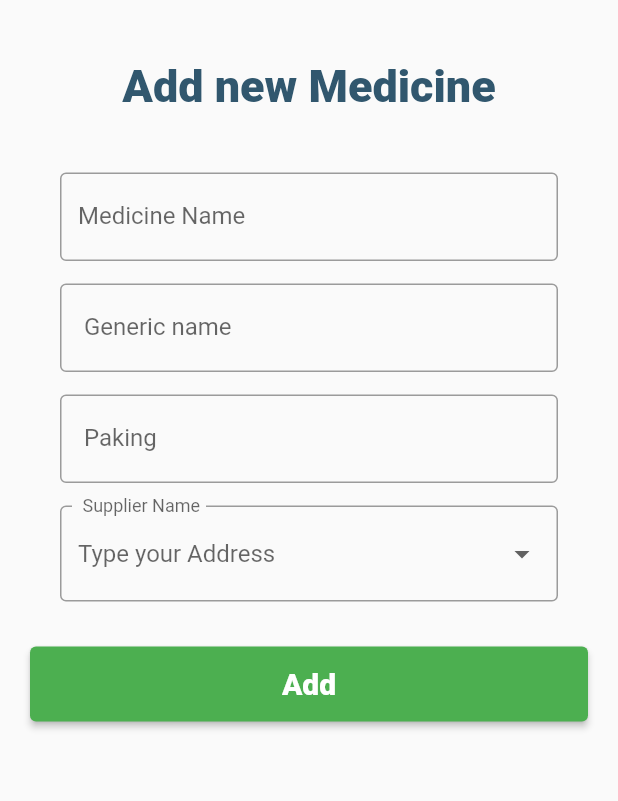
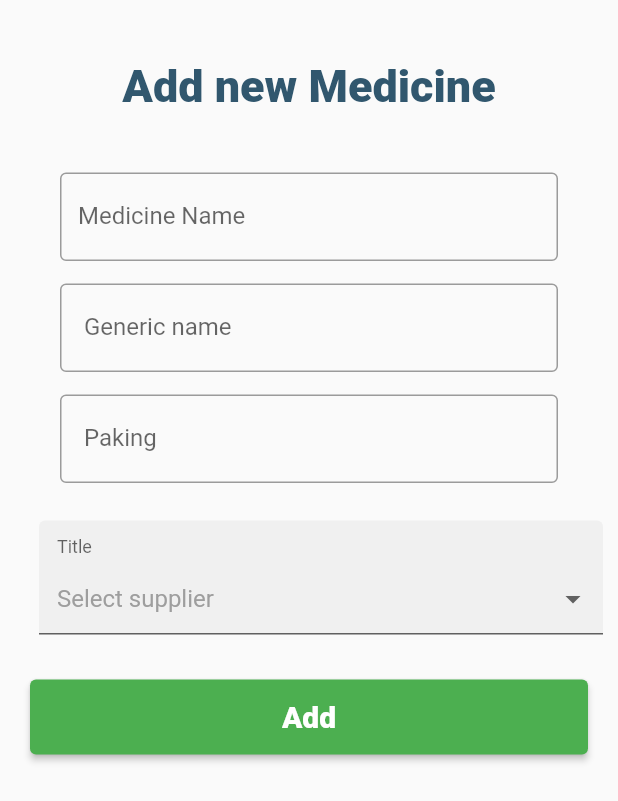
Before and after one commit to yunushossain/smartPharma-flutter, a Flutter app: the AddmedicinePage widget shown alone on an empty page, opened directly, on a phone screen of 412 x 824 dp. Shown: the top 801 px of the screen. Run offline on Flutter 3.47's test engine with Material 2 defaults, Android fonts, the phone set to English and light mode, and no system bars; drawn by our look-alikes of dropdown_formfield; our stand-ins replace fluttertoast; network calls fail.

Commit message:
add madicine

```diff
--- /dev/null
+++ b/lib/page/model/AddMedicine.dart
@@ -0,0 +1,75 @@
+import 'dart:core';
+class AddMedicine{
+
+  late  String mname;
+  late String mgname;
+  late String mpaking;
+  late  String  sname;
+
+//<editor-fold desc="Data Methods">
+
+  AddMedicine({
+    required this.mname,
+    required this.mgname,
+    required this.mpaking,
+    required this.sname,
+  });
+
+  @override
+  bool operator ==(Object other) =>
+      identical(this, other) ||
+      (other is AddMedicine &&
+          runtimeType == other.runtimeType &&
+          mname == other.mname &&
+          mgname == other.mgname &&
+          mpaking == other.mpaking &&
+          sname == other.sname);
+
+  @override
+  int get hashCode =>
+      mname.hashCode ^ mgname.hashCode ^ mpaking.hashCode ^ sname.hashCode;
+
+  @override
+  String toString() {
+    return 'AddMedicine{' +
+        ' mname: $mname,' +
+        ' mgname: $mgname,' +
+        ' mpaking: $mpaking,' +
+        ' sname: $sname,' +
+        '}';
+  }
+
+  AddMedicine copyWith({
+    String? mname,
+    String? mgname,
+    String? mpaking,
+    String? sname,
+  }) {
+    return AddMedicine(
+      mname: mname ?? this.mname,
+      mgname: mgname ?? this.mgname,
+      mpaking: mpaking ?? this.mpaking,
+      sname: sname ?? this.sname,
+    );
+  }
+
+  Map<String, dynamic> toMap() {
+    return {
+      'mname': this.mname,
+      'mgname': this.mgname,
+      'mpaking': this.mpaking,
+      'sname': this.sname,
+    };
+  }
+
+  factory AddMedicine.fromMap(Map<String, dynamic> map) {
+    return AddMedicine(
+      mname: map['mname'] as String,
+      mgname: map['mgname'] as String,
+      mpaking: map['mpaking'] as String,
+      sname: map['sname'] as String,
+    );
+  }
+
+//</editor-fold>
+}
--- a/lib/screen/addmedicine.dart
+++ b/lib/screen/addmedicine.dart
@@ -1,4 +1,12 @@
+import 'dart:convert';
+import 'dart:developer';
+
+import 'package:dropdown_formfield/dropdown_formfield.dart';
 import 'package:flutter/material.dart';
+import 'package:fluttertoast/fluttertoast.dart';
+import 'package:smartpharma/helper/http_helper.dart';
+import 'package:smartpharma/page/model/AddMedicine.dart';
+import 'package:smartpharma/page/model/Supplier.dart';
 
 class AddmedicinePage extends StatefulWidget {
   @override
@@ -6,15 +14,25 @@ class AddmedicinePage extends StatefulWidget {
 }
 
 class _AddmedicinePageState extends State<AddmedicinePage> {
-  final _nameController = TextEditingController();
-  final _emailController = TextEditingController();
-  final _mobileController = TextEditingController();
-  final _addressController = TextEditingController();
+  List<Supplier> slist = [];
+
+
+  final _http = HttpHelper();
+  final _mnameController = TextEditingController();
+  final _mgnameController = TextEditingController();
+  final _mpakingController = TextEditingController();
+  final _snameController = TextEditingController();
   // final _coursesController = TextEditingController();
-
 
   var courseTypes = ["Gave","Jee","WPS"];
   var selectedCourseType;
+  late String supplier;
+
+  @override
+  void initState(){
+    supplier = "";
+    getSupplierData();
+  }
 
   @override
   Widget build(BuildContext context) {
@@ -35,7 +53,7 @@ class _AddmedicinePageState extends State<AddmedicinePage> {
             Container(
               padding: const EdgeInsets.fromLTRB(30, 10, 30, 0),
               child: TextField(
-                controller: _nameController,
+                controller: _mnameController,
                 decoration: const InputDecoration(
                     border: OutlineInputBorder(),
                     labelText: 'Medicine Name',
@@ -45,7 +63,7 @@ class _AddmedicinePageState extends State<AddmedicinePage> {
             Container(
               padding: const EdgeInsets.fromLTRB(30, 15, 30, 0),
               child: TextField(
-                controller: _emailController,
+                controller: _mgnameController,
                 decoration: const InputDecoration(
                     border: OutlineInputBorder(),
                     labelText: ' Generic name',
@@ -55,7 +73,7 @@ class _AddmedicinePageState extends State<AddmedicinePage> {
             Container(
               padding: const EdgeInsets.fromLTRB(30, 15, 30, 0),
               child: TextField(
-                controller: _mobileController,
+                controller: _mpakingController,
                 decoration: const InputDecoration(
                     border: OutlineInputBorder(),
                     labelText: ' Paking',
@@ -64,26 +82,48 @@ class _AddmedicinePageState extends State<AddmedicinePage> {
             ),
 
 
-            Container(
-              padding: const EdgeInsets.fromLTRB(30, 15, 30, 0),
-              child: DropdownButtonFormField(
-                decoration: const InputDecoration(
-                    border: OutlineInputBorder(),
-                    labelText: ' Supplier Name',
-                    hintText: "Type your Address"),
-                items: courseTypes.map((String coursetype){
-                  return DropdownMenuItem(
-                    value: coursetype,
-                    child: Text(coursetype),
-                  );
-                }).toList(),
-                onChanged: (newValue){
-                  setState(() => selectedCourseType = newValue);
+          Container(
+            padding: EdgeInsets.only(left: 16, top: 25),
+            child: DropDownFormField(
+              hintText: 'Select supplier',
+              value: supplier,
+              // onSaved: (value) {
+              //   setState(() {
+              //     _myActivity = value;
+              //     print(_myActivity);
+              //   });
+              // },
+              onChanged: (value) {
+                setState(() {
+                  print(supplier);
+                  supplier = value;
+                });
+              },
+              dataSource: [
+
+                {
+                  "display": "Square",
+                  "value": "Square",
                 },
-                value: selectedCourseType,
-              ),
+                {
+                  "display": "Drug",
+                  "value": "Drug",
+                },
+                {
+                  "display": "Incepta",
+                  "value": "Incepta",
+                },
+                {
+                  "display": "SkF",
+                  "value": "SkF",
+                }
+              ],
+              textField: 'display',
+              valueField: 'value',
             ),
 
+
+          ),
 
 
             const SizedBox(
@@ -102,14 +142,79 @@ class _AddmedicinePageState extends State<AddmedicinePage> {
                     TextStyle(fontSize: 20.0, fontWeight: FontWeight.w900),
                   ),
                   onPressed: () {
-                    print(_nameController.text);
-                    print(_emailController.text);
-                    print(_mobileController.text);
-                    print(selectedCourseType);
+
+
+                    print(_mgnameController.text);
+                    print(_mgnameController.text);
+                    print(_mpakingController.text);
+                    //print(selectedCourseType);
+                    print(supplier);
+                    addMedicine();
 
                   },
                 )),
           ],
         ));
   }
+
+  Future<void> addMedicine() async {
+    String mname = _mnameController.value.text;
+    String mgname = _mgnameController.value.text;
+    String mpaking = _mpakingController.value.text;
+   String sname = supplier;
+
+
+    var model =  AddMedicine(
+        mname: mname,
+        mgname: mgname,
+        mpaking: mpaking,
+        sname: sname);
+
+    String _body = jsonEncode(model.toMap());
+
+    try {
+      final response =
+      await _http.postData('http://192.168.1.51:8082/medicine/save', _body);
+        if(response.statusCode == 200) {
+          Fluttertoast.showToast(
+              msg: "New Customer added Successfully",
+              toastLength: Toast.LENGTH_LONG,
+              gravity: ToastGravity.CENTER,
+              timeInSecForIosWeb: 3,
+              fontSize: 20,
+              backgroundColor: Colors.green);
+          _mnameController.clear();
+          _mgnameController.clear();
+          _mpakingController.clear();
+          _snameController.clear();
+        }
+
+    } catch (e) {
+      log(e.toString());
+      Fluttertoast.showToast(
+          msg: "$e",
+          toastLength: Toast.LENGTH_LONG,
+          gravity: ToastGravity.CENTER,
+          timeInSecForIosWeb: 1,
+          backgroundColor: Colors.red,
+          textColor: Colors.white,
+          fontSize: 16.0);
+    }
+  }
+
+
+  Future<void>  getSupplierData() async {
+    final res =
+    await _http.getData("http://192.168.1.51:8082/supplier/getAll");
+    if (res.statusCode == 200) {
+      Map<String, dynamic> map = jsonDecode(res.body);
+      var data = map['Data'] as List<dynamic>;
+      print("Supplier list console printed");
+      setState(() {
+        slist = data.map((e) => Supplier.fromMap(e)).toList();
+
+      });
+    }
+  }
+
 }
--- a/pubspec.yaml
+++ b/pubspec.yaml
@@ -32,6 +32,7 @@ dependencies:
   http: ^0.13.4
   simple_animations: ^4.0.1
   fluid_bottom_nav_bar: ^1.3.0
+  dropdown_formfield: ^0.1.4
 
 
   # The following adds the Cupertino Icons font to your application.
```
Also changed, not shown: pubspec.lock.
